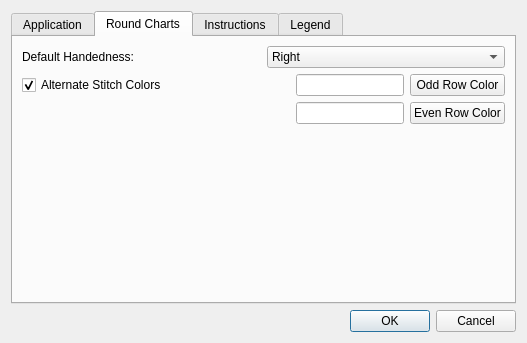
Qt form src/settings.ui (iPenguin/CrochetCharts) before a commit.
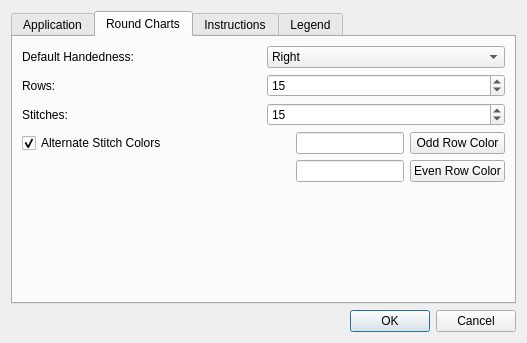
The same form after that commit. The open tabs and pages were chosen to show the change.

Commit message: Added Settings options for defualt rows/columns

Diff of the .ui file:
```diff
--- a/src/settings.ui
+++ b/src/settings.ui
@@ -103,6 +103,60 @@
          </item>
         </layout>
        </item>
+       <item>
+        <layout class="QHBoxLayout" name="horizontalLayout_6">
+         <property name="topMargin">
+          <number>0</number>
+         </property>
+         <item>
+          <widget class="QLabel" name="label_5">
+           <property name="text">
+            <string>Rows:</string>
+           </property>
+          </widget>
+         </item>
+         <item>
+          <widget class="QSpinBox" name="defaultRows">
+           <property name="minimum">
+            <number>1</number>
+           </property>
+           <property name="maximum">
+            <number>1000000000</number>
+           </property>
+           <property name="value">
+            <number>15</number>
+           </property>
+          </widget>
+         </item>
+        </layout>
+       </item>
+       <item>
+        <layout class="QHBoxLayout" name="horizontalLayout_5">
+         <property name="topMargin">
+          <number>0</number>
+         </property>
+         <item>
+          <widget class="QLabel" name="label_4">
+           <property name="text">
+            <string>Stitches:</string>
+           </property>
+          </widget>
+         </item>
+         <item>
+          <widget class="QSpinBox" name="defaultStitches">
+           <property name="minimum">
+            <number>1</number>
+           </property>
+           <property name="maximum">
+            <number>1000000000</number>
+           </property>
+           <property name="value">
+            <number>15</number>
+           </property>
+          </widget>
+         </item>
+        </layout>
+       </item>
        <item>
         <layout class="QGridLayout" name="gridLayout">
          <property name="topMargin">
```
Left out of the diff: 2 changed lines with no effect on the pictures. The commit also changes 3 other files.
